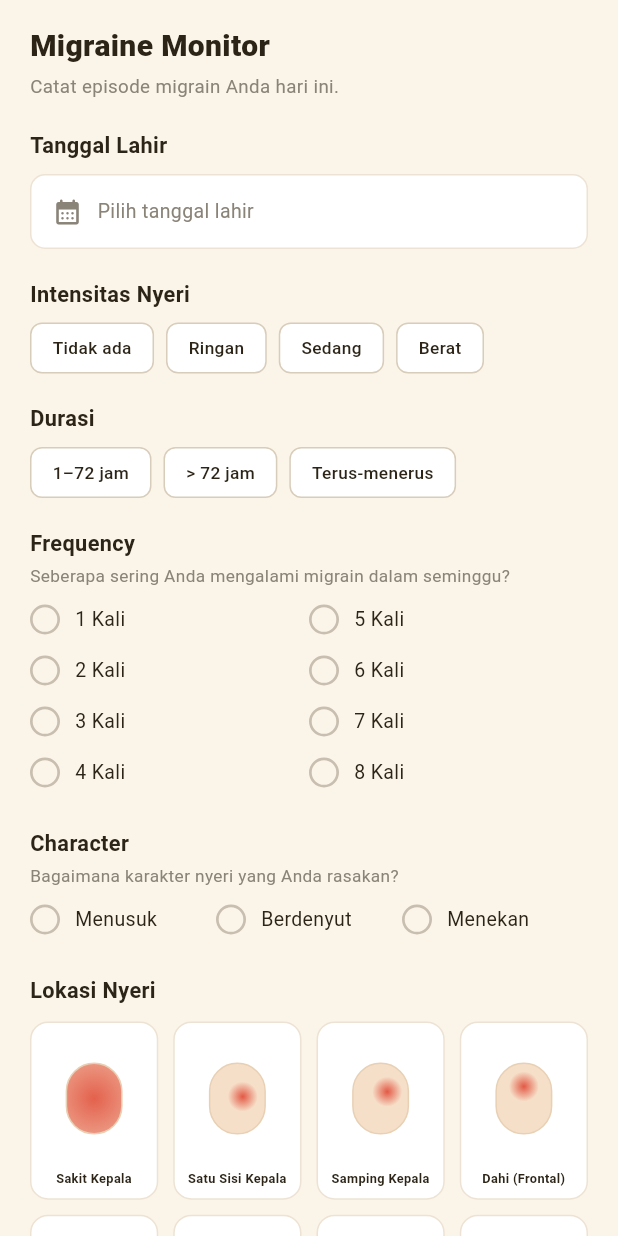
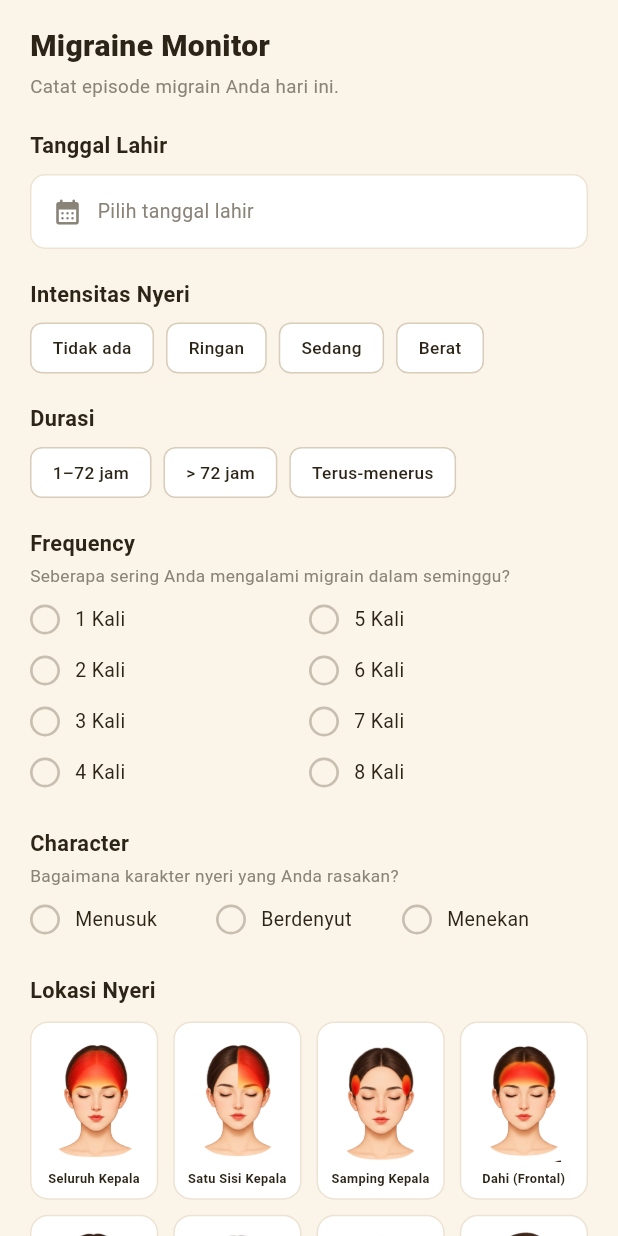
Before and after one commit to Naurahg41240292-star/MigraCare, a Flutter app: the SkriningPage screen opened directly, on a phone screen of 412 x 824 dp. Run offline on Flutter 3.47's test engine with Material 3 defaults, Android fonts, the phone set to English and light mode, and no system bars; our stand-ins replace cloud_firestore, firebase_auth, firebase_core, google_fonts, image_picker, shared_preferences; missing offline and left inert: tflite_flutter; accounts and stored records are empty.

Commit message:
Update gambar lokasi nyeri pada skrining

```diff
--- a/lib/screens/skrining.dart
+++ b/lib/screens/skrining.dart
@@ -19,9 +19,9 @@ abstract class _Sk {
 }
 
 class _Lokasi {
-  const _Lokasi(this.label, this.spots, {this.full = false});
+  const _Lokasi(this.label, this.image, {this.full = false});
   final String label;
-  final List<Alignment> spots;
+  final String image;
   final bool full;
 }
 
@@ -124,15 +124,15 @@ class _SkriningPageState extends State<SkriningPage> {
   ];
 
   static const List<_Lokasi> _lokasiOpsi = [
-    _Lokasi('Sakit Kepala', [], full: true),
-    _Lokasi('Satu Sisi Kepala', [Alignment(0.45, -0.1)]),
-    _Lokasi('Samping Kepala', [Alignment(0.55, -0.35)]),
-    _Lokasi('Dahi (Frontal)', [Alignment(0, -0.62)]),
-    _Lokasi('Belakang Mata', [Alignment(-0.3, 0.1), Alignment(0.3, 0.1)]),
-    _Lokasi('Sekitar Mata', [Alignment(-0.32, 0.05), Alignment(0.32, 0.05)]),
-    _Lokasi('Belakang Kepala', [Alignment(0, 0.75)]),
-    _Lokasi('Lainnya', [Alignment(0.6, 0.3)]),
-  ];
+  _Lokasi('Seluruh Kepala', 'assets/images/lokasi_seluruh.png', full: true),
+  _Lokasi('Satu Sisi Kepala', 'assets/images/lokasi_satu_sisi.png'),
+  _Lokasi('Samping Kepala', 'assets/images/lokasi_samping.png'),
+  _Lokasi('Dahi (Frontal)', 'assets/images/lokasi_dahi.png'),
+  _Lokasi('Belakang Mata', 'assets/images/lokasi_belakang_mata.png'),
+  _Lokasi('Sekitar Mata', 'assets/images/lokasi_sekitar_mata.png'),
+  _Lokasi('Belakang Kepala', 'assets/images/lokasi_belakang_kepala.png'),
+  _Lokasi('Lainnya', 'assets/images/lokasi_lainnya.png'),
+];
 
   static const List<int> _lokasiNilai = [2, 1, 1, 2, 1, 1, 1, 1];
 
@@ -859,6 +859,27 @@ class _PainFace extends StatelessWidget {
   @override
   Widget build(BuildContext context) {
     return Center(
+      child: Padding(
+        padding: const EdgeInsets.symmetric(horizontal: 2),
+        child: Image.asset(
+          lokasi.image,
+          fit: BoxFit.contain,
+          // Gambar belum diexport? → tampilkan wajah oval sederhana
+          // supaya aplikasi tetap jalan tanpa error
+          errorBuilder: (_, __, ___) => const _FallbackFace(),
+        ),
+      ),
+    );
+  }
+}
+
+/// Fallback sementara sebelum gambar dari Figma di-export
+class _FallbackFace extends StatelessWidget {
+  const _FallbackFace();
+
+  @override
+  Widget build(BuildContext context) {
+    return Center(
       child: Container(
         width: 38,
         height: 48,
@@ -867,43 +888,6 @@ class _PainFace extends StatelessWidget {
           borderRadius: BorderRadius.circular(19),
           border: Border.all(color: const Color(0xFFE8D0B4)),
         ),
-        child: Stack(
-          children: [
-            if (lokasi.full)
-              Positioned.fill(
-                child: Container(
-                  decoration: BoxDecoration(
-                    borderRadius: BorderRadius.circular(19),
-                    gradient: RadialGradient(
-                      radius: 1.1,
-                      colors: [
-                        _Sk.pain.withValues(alpha: 0.85),
-                        _Sk.pain.withValues(alpha: 0.25),
-                      ],
-                    ),
-                  ),
-                ),
-              )
-            else
-              for (final spot in lokasi.spots)
-                Align(
-                  alignment: spot,
-                  child: Container(
-                    width: 20,
-                    height: 20,
-                    decoration: BoxDecoration(
-                      shape: BoxShape.circle,
-                      gradient: RadialGradient(
-                        colors: [
-                          _Sk.pain.withValues(alpha: 0.9),
-                          _Sk.pain.withValues(alpha: 0.0),
-                        ],
-                      ),
-                    ),
-                  ),
-                ),
-          ],
-        ),
       ),
     );
   }
```
Also changed, not shown: assets/images/lokasi_belakang_kepala.png (added), assets/images/lokasi_belakang_mata.png (added), assets/images/lokasi_dahi.png (added), assets/images/lokasi_lainnya.png (added), assets/images/lokasi_samping.png (added), assets/images/lokasi_satu_sisi.png (added), assets/images/lokasi_sekitar_mata.png (added), assets/images/lokasi_seluruh.png (added).
